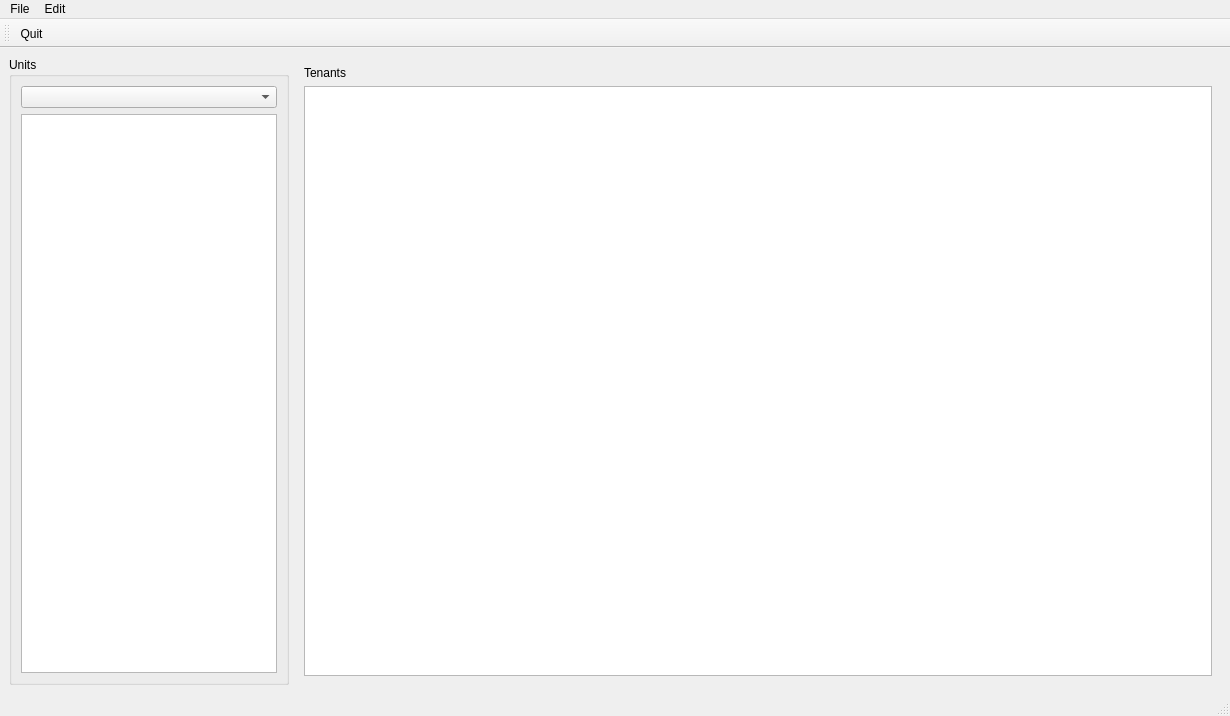
cdock1029/manor, file manor.ui: the form before one commit.
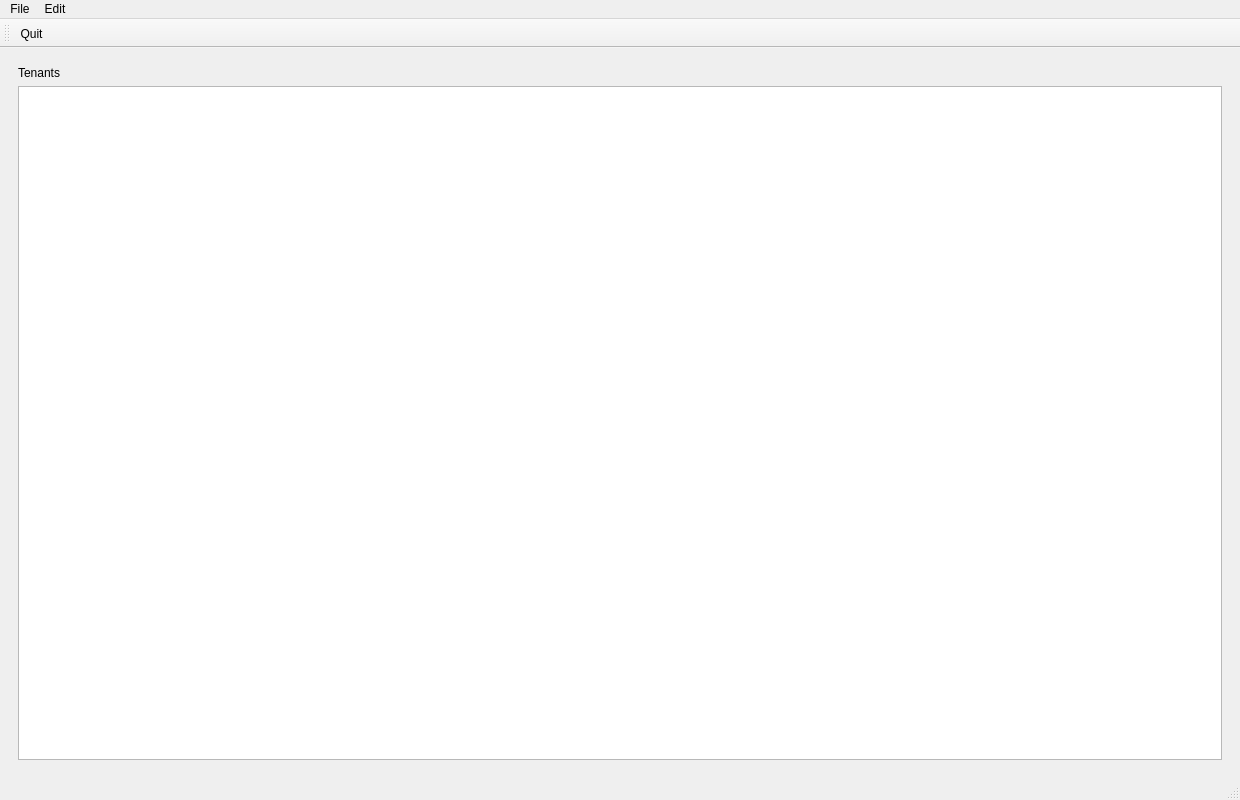
The form after the commit. Icons and pictures are not drawn.

Patch:
```diff
--- a/manor.ui
+++ b/manor.ui
@@ -6,8 +6,8 @@
    <rect>
     <x>0</x>
     <y>0</y>
-    <width>1230</width>
-    <height>716</height>
+    <width>1240</width>
+    <height>800</height>
    </rect>
   </property>
   <property name="windowTitle">
@@ -16,28 +16,6 @@
   <widget class="QWidget" name="centralwidget">
    <layout class="QGridLayout" name="gridLayout_2">
     <item row="0" column="0">
-     <widget class="QGroupBox" name="groupBox">
-      <property name="title">
-       <string>Units</string>
-      </property>
-      <layout class="QVBoxLayout" name="verticalLayout">
-       <item>
-        <widget class="QComboBox" name="page_combo"/>
-       </item>
-       <item>
-        <widget class="QListView" name="units_list_view">
-         <property name="sizePolicy">
-          <sizepolicy hsizetype="Maximum" vsizetype="Expanding">
-           <horstretch>0</horstretch>
-           <verstretch>0</verstretch>
-          </sizepolicy>
-         </property>
-        </widget>
-       </item>
-      </layout>
-     </widget>
-    </item>
-    <item row="0" column="1">
      <widget class="QStackedWidget" name="stackedWidget">
       <property name="currentIndex">
        <number>1</number>
@@ -98,7 +76,7 @@
     <rect>
      <x>0</x>
      <y>0</y>
-     <width>1230</width>
+     <width>1240</width>
      <height>26</height>
     </rect>
    </property>
```
Left out of the diff: 3 changed lines with no effect on the pictures.
